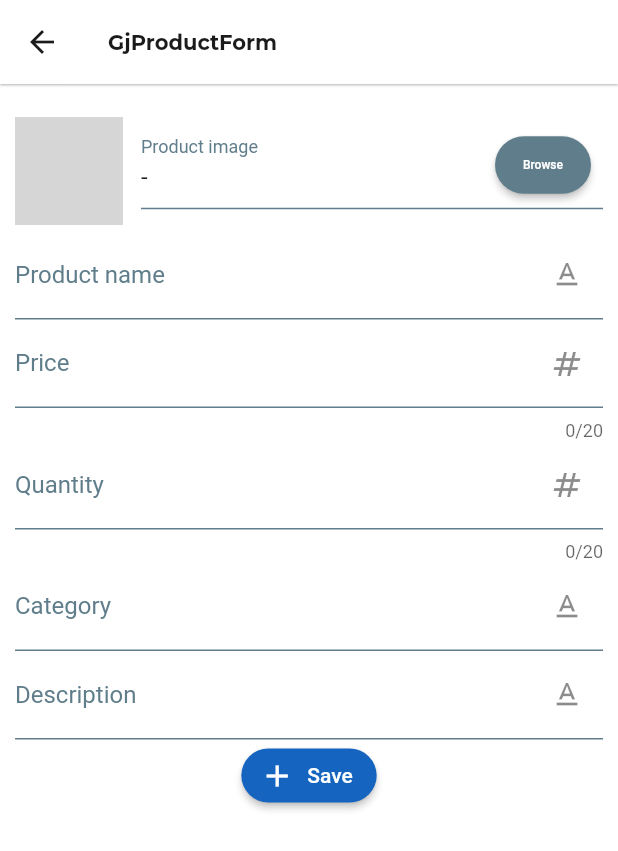
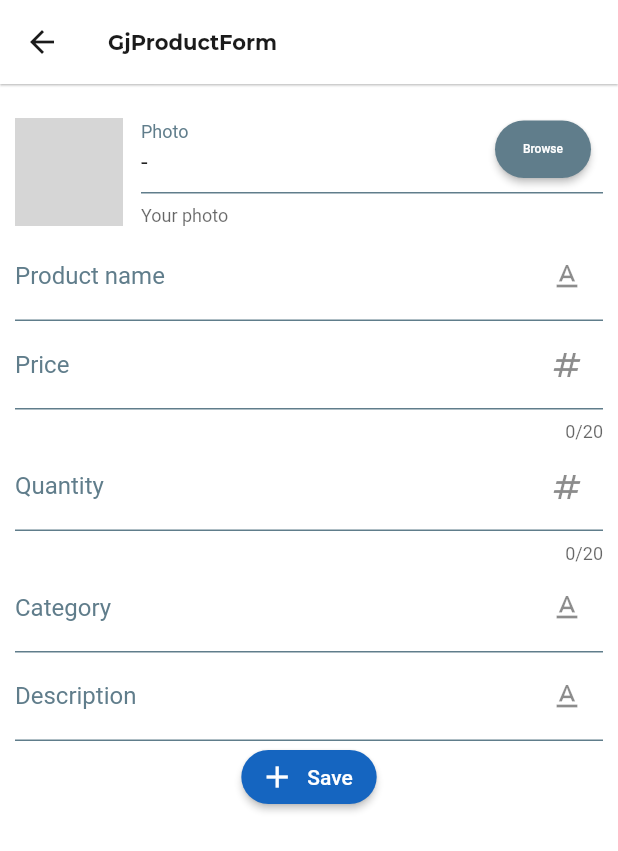
Before and after one commit to teguhedip/onderdil-harley-davidson-tokopedia-bloc-chat-zegocloud, a Flutter app: the ProductFormView screen opened directly, on a phone screen of 412 x 824 dp. Shown: the top 851 px of the screen. Run offline on Flutter 3.47's test engine with Material 2 defaults, Android fonts, the phone set to English and light mode, and no system bars; our stand-ins replace badges, cached_network_image, carousel_slider, cloud_firestore, dio, file_picker and 15 more; missing offline and left inert: faker_dart, mobile_scanner; accounts and stored records are empty; generated files the repository leaves out were written again; network calls fail; project files that could hold a hidden picture were left out; grey boxes are pictures that could not be loaded.

Commit message:
form edit success

```diff
--- a/config.json
+++ b/config.json
@@ -1,4 +1,5 @@
 {
+    "openai_key": "sk-xn2pSfSBLo94UPxgBbGQT3BlbkFJtWVT1jPhXwGhQuZdVN0csk-xn2pSfSBLo94UPxgBbGQT3BlbkFJtWVT1jPhXwGhQuZdVN0c",
     "modules": [
         "tutorial/fic/fic_counter",
         "tutorial/fic/fic_loading",
--- a/lib/core.dart
+++ b/lib/core.dart
@@ -25,7 +25,7 @@ export 'package:example/module/profile/controller/profile_controller.dart';
 export 'package:example/module/profile/view/profile_view.dart';
 export 'package:example/service/auth_service.dart';
 export 'package:example/service/local_product_service.dart';
-export 'package:example/service/local_storage_service.dart';
+// export 'package:example/service/local_storage_service.dart';
 export 'package:example/service/point_service.dart';
 export 'package:example/service/user_profile_servide.dart';
 export 'package:example/service/user_service.dart';
--- a/lib/module/product_form/view/product_form_view.dart
+++ b/lib/module/product_form/view/product_form_view.dart
@@ -4,10 +4,15 @@ import 'package:flutter/material.dart';
 import 'package:example/core.dart';
 
 class ProductFormView extends StatefulWidget {
-  const ProductFormView({Key? key}) : super(key: key);
+  int? index;
+  Map? item;
+
+  ProductFormView({Key? key, this.index, this.item}) : super(key: key);
 
   Widget build(context, ProductFormController controller) {
     controller.view = this;
+
+    controller.editMode = item != null ? true : false;
 
     return Scaffold(
       appBar: AppBar(
@@ -19,24 +24,19 @@ class ProductFormView extends StatefulWidget {
           padding: const EdgeInsets.all(10.0),
           child: Column(
             children: [
-              /*
-              1. image avatar
-              2. Name
-              3. Price
-              4. Qty
-              5. Category
-              6. Descriptin
-               */
-
               QImagePicker(
-                label: "Product image",
-                onChanged: (val) {
-                  controller.imageUrl = val;
+                label: "Photo",
+                hint: "Your photo",
+                //validator: Validator.required,
+                value: controller.editMode ? item!["photo"] : null,
+                onChanged: (value) {
+                  controller.imageUrl = value;
                 },
               ),
               QTextField(
                 label: "Product name",
-                validator: Validator.required,
+                //validator: Validator.required,
+                value: controller.editMode ? item!["product_name"] : null,
                 onChanged: (val) {
                   log("val Product name $val");
                   controller.productName = val;
@@ -44,42 +44,51 @@ class ProductFormView extends StatefulWidget {
               ),
               QNumberField(
                 label: "Price",
-                validator: Validator.required,
+                //validator: Validator.required,
+                value: controller.editMode ? item!["price"].toString() : null,
                 onChanged: (val) {
-                  log("val Price $val");
                   controller.price = int.parse(val);
                 },
               ),
               QNumberField(
                 label: "Quantity",
-                validator: Validator.required,
+                //validator: Validator.required,
+                value:
+                    controller.editMode ? item!["quantity"].toString() : null,
                 onChanged: (val) {
-                  log("val QTY $val");
                   controller.quantity = int.parse(val);
                 },
               ),
               QTextField(
                 label: "Category",
-                validator: Validator.required,
+                //validator: Validator.required,
+                value: controller.editMode ? item!["category"] : null,
                 onChanged: (value) {
                   controller.category = value;
                 },
               ),
               QTextField(
                 label: "Description",
-                validator: Validator.required,
+                //validator: Validator.required,
+                value: controller.editMode ? item!["description"] : null,
                 onChanged: (value) {
                   controller.description = value;
                 },
               ),
               ElevatedButton.icon(
                 icon: const Icon(Icons.add),
-                label: const Text("Save"),
+                label: controller.editMode
+                    ? const Text("Update")
+                    : const Text("Save"),
                 style: ElevatedButton.styleFrom(
-                  backgroundColor: Colors.blue[800],
+                  backgroundColor: controller.editMode
+                      ? Colors.orange[700]
+                      : Colors.blue[800],
                 ),
                 onPressed: () {
-                  controller.add();
+                  controller.editMode
+                      ? controller.update(index, item)
+                      : controller.add();
                 },
               ),
             ],
--- a/lib/module/profile/view/profile_view.dart
+++ b/lib/module/profile/view/profile_view.dart
@@ -59,12 +59,11 @@ class ProfileView extends StatefulWidget {
                 //   store['id'] = documentSnapshot.id;
                 //   print("documentSnapshot ===== $documentSnapshot.id");
                 // }).toList();
-
                 // print("firebaseData ===== ${firebaseData.length}");
                 // print("firebaseData ===== $firebaseData");
-
                 // print("firebaseData ===== ${firebaseData[0]['name']}");
                 // print("firebaseData ===== ${firebaseData[0]['email']}");
+                print(" Item Phpoto ====${item["photo"]}");
 
                 return Column(
                   mainAxisAlignment: MainAxisAlignment.center,
--- a/lib/service/local_product_service.dart
+++ b/lib/service/local_product_service.dart
@@ -1,4 +1,6 @@
-import 'package:example/core.dart';
+import 'package:hive/hive.dart';
+
+Box mainStorage = Hive.box("mainStorage");
 
 class LocalProductService {
   static List products = [];
--- a/lib/service/user_profile_servide.dart
+++ b/lib/service/user_profile_servide.dart
@@ -1,4 +1,5 @@
 // ignore_for_file: public_member_api_docs, sort_constructors_first
+
 import 'package:cloud_firestore/cloud_firestore.dart';
 
 class UserProfile {
--- a/lib/shared/widget/edit_profile/edit_profile.dart
+++ b/lib/shared/widget/edit_profile/edit_profile.dart
@@ -34,13 +34,23 @@ class _EditProfileState extends State<EditProfile> {
           child: Column(
             children: [
               QImagePicker(
-                label: "avatar image",
+                label: "Photo",
+                hint: "Your photo",
+                validator: Validator.required,
                 value: widget.imageUrl,
                 onChanged: (value) {
-                  print("value imageUrl ========== $value");
-                  widget.imageUrl = value.toString();
+                  print("php value $value");
+                  widget.imageUrl = value;
                 },
               ),
+              // QImagePicker(
+              //   label: "avatar image",
+              //   value: widget.imageUrl,
+              //   onChanged: (value) {
+              //     print("value imageUrl php ========== $value");
+              //     widget.imageUrl = value.toString();
+              //   },
+              // ),
               QTextField(
                 label: "profile name",
                 value: widget.profileName,
```
Also changed, not shown: lib/module/pos/controller/pos_controller.dart (+17 -11 lines), lib/module/pos/view/pos_view.dart (+41 -14 lines), lib/module/product_form/controller/product_form_controller.dart (+11 -0 lines), lib/module/product_list/controller/product_list_controller.dart (+7 -5 lines), lib/service/order_service.dart (added, +18 -0 lines), lib/shared/widget/form/image_picker.dart (+37 -3 lines).
